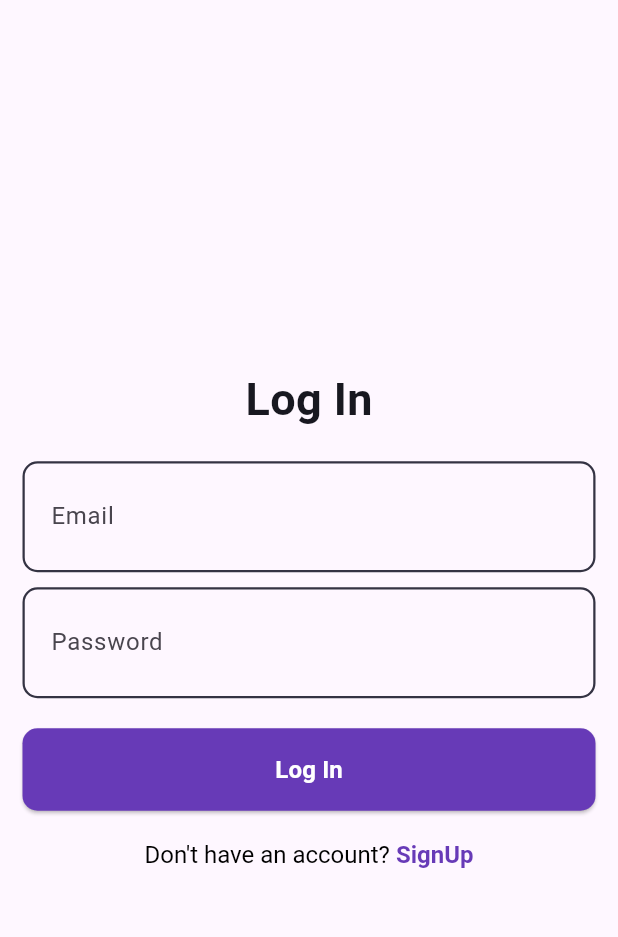
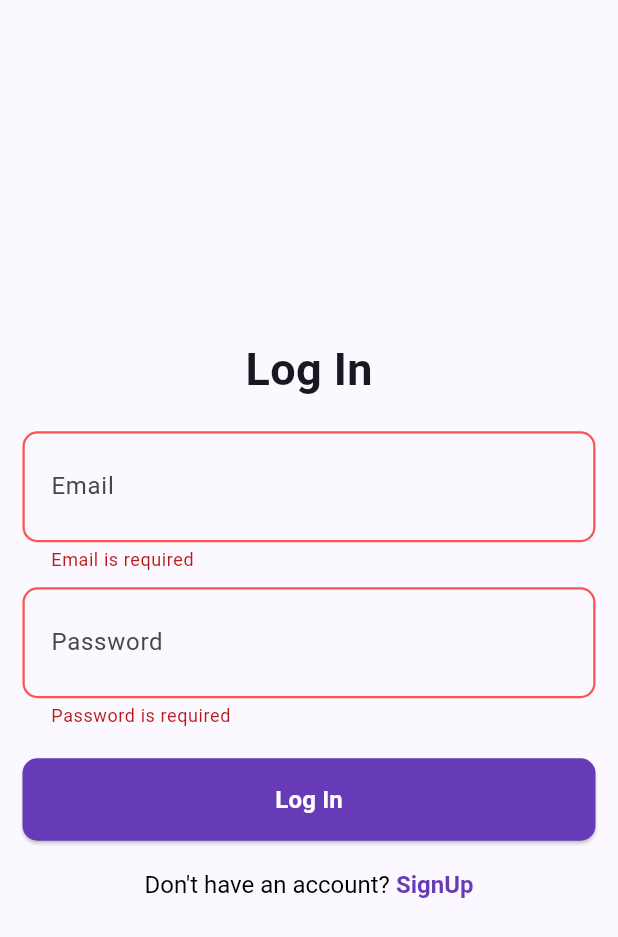
Before and after one commit to SherazArshad001/EstateVerify, a Flutter app: the screen it shows after launch, after a tap on "Log In", on a phone screen of 412 x 824 dp. Shown: the top 937 px of the screen. Run offline on Flutter 3.47's test engine with Material 3 defaults, Android fonts, the phone set to English and light mode, and no system bars; our stand-ins replace bloc, flutter_bloc, go_router.

Commit message:
AuthBloc Added

```diff
--- a/lib/config/routes/go_router.dart
+++ b/lib/config/routes/go_router.dart
@@ -1,6 +1,7 @@
 import 'package:go_router/go_router.dart';
 import 'package:real_estate_app/feature/auth/presentation/pages/login_page.dart';
 import 'package:real_estate_app/feature/auth/presentation/pages/signup_page.dart';
+import 'package:real_estate_app/feature/homepage/presentation/pages/homepge.dart';
 
 class AppRouter {
   static final GoRouter router = GoRouter(
@@ -14,6 +15,10 @@ class AppRouter {
         path: '/signup',
         builder: (context, state) => const SignupPage(),
       ),
+      GoRoute(
+        path: '/home',
+        builder: (context, state) => const HomePage(),
+      ),
     ],
   );
 }
--- /dev/null
+++ b/lib/core/validator/validator.dart
@@ -0,0 +1,28 @@
+class AuthValidator {
+  static String? validateEmail(String? email) {
+    if (email == null || email.isEmpty) {
+      return 'Email is required';
+    }
+    if (!RegExp(r'^[\w-\.]+@([\w-]+\.)+[\w-]{2,4}$').hasMatch(email)) {
+      return 'Enter a valid email address';
+    }
+    return null;
+  }
+
+  static String? validatePassword(String? password) {
+    if (password == null || password.isEmpty) {
+      return 'Password is required';
+    }
+    if (password.length < 6) {
+      return 'Password must be at least 6 characters';
+    }
+    return null;
+  }
+
+  static String? validateName(String? name) {
+    if (name == null || name.isEmpty) {
+      return 'Name is required';
+    }
+    return null;
+  }
+}
--- a/lib/feature/auth/presentation/bloc/auth_bloc.dart
+++ b/lib/feature/auth/presentation/bloc/auth_bloc.dart
@@ -1,13 +1,37 @@
-import 'package:bloc/bloc.dart';
-import 'package:meta/meta.dart';
+import 'dart:async';
+
+import 'package:flutter/material.dart';
+import 'package:flutter_bloc/flutter_bloc.dart';
 
 part 'auth_event.dart';
 part 'auth_state.dart';
 
 class AuthBloc extends Bloc<AuthEvent, AuthState> {
   AuthBloc() : super(AuthInitial()) {
-    on<AuthEvent>((event, emit) {
-      // TODO: implement event handler
-    });
+    on<LoginEvent>(_onLogin);
+    on<SignupEvent>(_onSignup);
+  }
+
+  Future<void> _onLogin(LoginEvent event, Emitter<AuthState> emit) async {
+    emit(AuthLoading());
+    await Future.delayed(Duration(seconds: 2));
+    if (event.email.isNotEmpty && event.password.isNotEmpty) {
+      emit(AuthSuccess());
+    } else {
+      emit(AuthFailure(error: 'Unexpected error occurs'));
+    }
+  }
+
+  Future<void> _onSignup(SignupEvent event, Emitter<AuthState> emit) async {
+    emit(AuthLoading());
+
+    await Future.delayed(const Duration(seconds: 2));
+    if (event.name.isNotEmpty &&
+        event.email.isNotEmpty &&
+        event.password.isNotEmpty) {
+      emit(AuthSuccess());
+    } else {
+      emit(AuthFailure(error: 'Please fill all fields'));
+    }
   }
 }
--- a/lib/feature/auth/presentation/bloc/auth_event.dart
+++ b/lib/feature/auth/presentation/bloc/auth_event.dart
@@ -2,3 +2,25 @@ part of 'auth_bloc.dart';
 
 @immutable
 sealed class AuthEvent {}
+
+class LoginEvent extends AuthEvent {
+  final String email;
+  final String password;
+
+  LoginEvent({
+    required this.email,
+    required this.password,
+  });
+}
+
+class SignupEvent extends AuthEvent {
+  final String name;
+  final String email;
+  final String password;
+
+  SignupEvent({
+    required this.name,
+    required this.email,
+    required this.password,
+  });
+}
--- a/lib/feature/auth/presentation/bloc/auth_state.dart
+++ b/lib/feature/auth/presentation/bloc/auth_state.dart
@@ -1,6 +1,15 @@
 part of 'auth_bloc.dart';
 
-@immutable
-sealed class AuthState {}
+abstract class AuthState {}
 
-final class AuthInitial extends AuthState {}
+class AuthInitial extends AuthState {}
+
+class AuthLoading extends AuthState {}
+
+class AuthSuccess extends AuthState {}
+
+class AuthFailure extends AuthState {
+  final String error;
+
+  AuthFailure({required this.error});
+}
--- a/lib/feature/auth/presentation/pages/login_page.dart
+++ b/lib/feature/auth/presentation/pages/login_page.dart
@@ -1,5 +1,8 @@
 import 'package:flutter/material.dart';
+import 'package:flutter_bloc/flutter_bloc.dart';
 import 'package:go_router/go_router.dart';
+import 'package:real_estate_app/core/validator/validator.dart';
+import 'package:real_estate_app/feature/auth/presentation/bloc/auth_bloc.dart';
 import 'package:real_estate_app/feature/auth/presentation/widgets/app_textfield.dart';
 import 'package:real_estate_app/feature/auth/presentation/widgets/auth_button.dart';
 import 'package:real_estate_app/feature/auth/presentation/widgets/auth_screen_text.dart';
@@ -15,6 +18,7 @@ class LoginPage extends StatefulWidget {
 class LoginPageState extends State<LoginPage> {
   final TextEditingController emailController = TextEditingController();
   final TextEditingController passwordController = TextEditingController();
+  final GlobalKey<FormState> _formKey = GlobalKey<FormState>();
 
   @override
   void dispose() {
@@ -25,9 +29,25 @@ class LoginPageState extends State<LoginPage> {
 
   @override
   Widget build(BuildContext context) {
-    return Scaffold(
+    return BlocListener<AuthBloc, AuthState>(
+      listenWhen: (previous, current) =>
+          current is AuthSuccess || current is AuthFailure,
+      listener: (context, state) {
+        if (state is AuthSuccess) {
+          WidgetsBinding.instance.addPostFrameCallback((_) {
+            context.go('/home');
+          });
+        } else if (state is AuthFailure) {
+          ScaffoldMessenger.of(context).showSnackBar(
+            SnackBar(content: Text(state.error)),
+          );
+        }
+      },
+      child: Scaffold(
         body: Padding(
           padding: const EdgeInsets.all(15.0),
+          child: Form(
+            key: _formKey,
             child: Column(
               mainAxisAlignment: MainAxisAlignment.center,
               children: [
@@ -40,6 +60,7 @@ class LoginPageState extends State<LoginPage> {
                 AppAuthTextField(
                   hintText: 'Email',
                   controller: emailController,
+                  validator: AuthValidator.validateEmail,
                 ),
                 SizedBox(
                   height: 10,
@@ -48,13 +69,23 @@ class LoginPageState extends State<LoginPage> {
                   hintText: 'Password',
                   obscureText: true,
                   controller: passwordController,
+                  validator: AuthValidator.validatePassword,
                 ),
                 SizedBox(
                   height: 20,
                 ),
                 AuthButton(
                   text: 'Log In',
-              onPressed: () {},
+                  onPressed: () {
+                    if (_formKey.currentState!.validate()) {
+                      context.read<AuthBloc>().add(
+                            LoginEvent(
+                              email: emailController.text,
+                              password: passwordController.text,
+                            ),
+                          );
+                    }
+                  },
                 ),
                 SizedBox(
                   height: 20,
@@ -69,6 +100,8 @@ class LoginPageState extends State<LoginPage> {
               ],
             ),
           ),
+        ),
+      ),
     );
   }
 }
--- a/lib/feature/auth/presentation/widgets/app_textfield.dart
+++ b/lib/feature/auth/presentation/widgets/app_textfield.dart
@@ -6,6 +6,7 @@ class AppAuthTextField extends StatelessWidget {
   final TextEditingController? controller;
   final TextInputType? keyboardType;
   final bool obscureText;
+  final String? Function(String?)? validator;
 
   const AppAuthTextField({
     super.key,
@@ -13,9 +14,13 @@ class AppAuthTextField extends StatelessWidget {
     this.controller,
     this.keyboardType,
     this.obscureText = false,
+    this.validator,
   });
-  OutlineInputBorder _border(
-      {Color color = AppPallete.borderColor, double width = 1.5}) {
+
+  OutlineInputBorder _border({
+    Color color = AppPallete.borderColor,
+    double width = 1.5,
+  }) {
     return OutlineInputBorder(
       borderRadius: BorderRadius.circular(10),
       borderSide: BorderSide(color: color, width: width),
@@ -28,10 +33,13 @@ class AppAuthTextField extends StatelessWidget {
       controller: controller,
       keyboardType: keyboardType,
       obscureText: obscureText,
+      validator: validator,
       decoration: InputDecoration(
         hintText: hintText,
         enabledBorder: _border(),
         focusedBorder: _border(color: AppPallete.btnColor),
+        errorBorder: _border(color: AppPallete.errorColor),
+        focusedErrorBorder: _border(color: AppPallete.errorColor),
         contentPadding: EdgeInsets.symmetric(horizontal: 15, vertical: 25),
       ),
     );
--- /dev/null
+++ b/lib/feature/homepage/presentation/bloc/homepage_event.dart
@@ -0,0 +1,4 @@
+part of 'homepage_bloc.dart';
+
+@immutable
+sealed class HomepageEvent {}
--- /dev/null
+++ b/lib/feature/homepage/presentation/bloc/homepage_state.dart
@@ -0,0 +1,6 @@
+part of 'homepage_bloc.dart';
+
+@immutable
+sealed class HomepageState {}
+
+final class HomepageInitial extends HomepageState {}
--- a/lib/main.dart
+++ b/lib/main.dart
@@ -1,6 +1,8 @@
 import 'package:flutter/material.dart';
+import 'package:flutter_bloc/flutter_bloc.dart';
 import 'package:real_estate_app/config/routes/go_router.dart';
-
+import 'package:real_estate_app/core/theme/app_pallet.dart';
+import 'package:real_estate_app/feature/auth/presentation/bloc/auth_bloc.dart';
 
 void main() {
   runApp(const MyApp());
@@ -11,13 +13,19 @@ class MyApp extends StatelessWidget {
 
   @override
   Widget build(BuildContext context) {
-    return MaterialApp.router(
-      routerConfig: AppRouter.router,
-      debugShowCheckedModeBanner: false,
-      title: 'Flutter Demo',
-      theme: ThemeData(
-        colorScheme: ColorScheme.fromSeed(seedColor: Colors.deepPurple),
-        useMaterial3: true,
+    return MultiBlocProvider(
+      providers: [
+        BlocProvider(create: (context) => AuthBloc()),
+      ],
+      child: MaterialApp.router(
+        routerConfig: AppRouter.router,
+        debugShowCheckedModeBanner: false,
+        title: 'Flutter Demo',
+        theme: ThemeData(
+          colorScheme:
+              ColorScheme.fromSeed(seedColor: AppPallete.backgroundColor),
+          useMaterial3: true,
+        ),
       ),
     );
   }
--- a/pubspec.yaml
+++ b/pubspec.yaml
@@ -33,6 +33,7 @@ dependencies:
   flutter_bloc:
   fpdart: ^1.1.1
   go_router: ^14.7.2
+  equatable:
 
 
   # The following adds the Cupertino Icons font to your application.
```
Also changed, not shown: lib/feature/auth/presentation/pages/signup_page.dart (+35 -2 lines), lib/feature/homepage/presentation/bloc/homepage_bloc.dart (added, +13 -0 lines), lib/feature/homepage/presentation/pages/homepge.dart (added, +10 -0 lines), pubspec.lock. Lines whose indentation alone changed are shown as unchanged.
